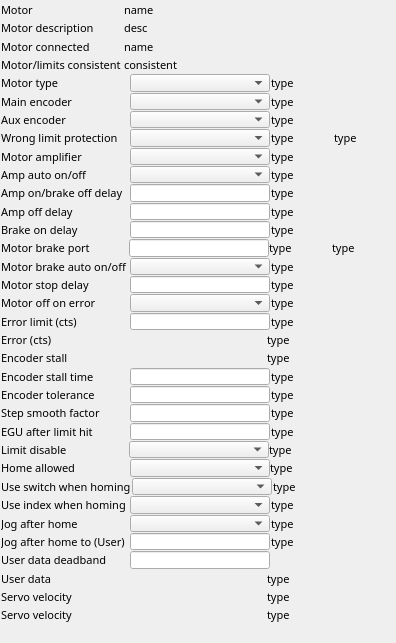
Before: the Qt Designer form GalilSup/op/ui/galil_motor_extras.ui in motorapp/Galil, drawn with Qt 5.
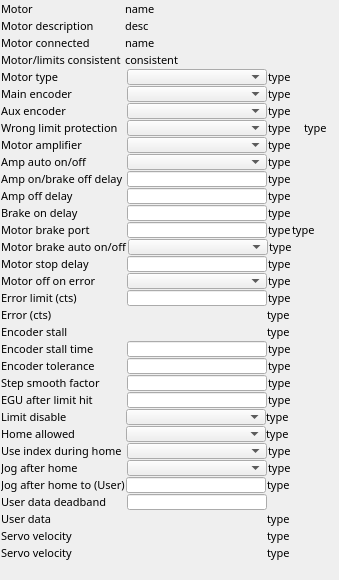
After: the same form once the commit is applied. Custom widgets are drawn as their Qt base class.

Patch:
```diff
--- a/GalilSup/op/ui/galil_motor_extras.ui
+++ b/GalilSup/op/ui/galil_motor_extras.ui
@@ -6,8 +6,8 @@
    <rect>
     <x>0</x>
     <y>0</y>
-    <width>396</width>
-    <height>643</height>
+    <width>339</width>
+    <height>552</height>
    </rect>
   </property>
   <property name="sizePolicy">
@@ -19,7 +19,7 @@
   <property name="windowTitle">
    <string>EFrame</string>
   </property>
-  <layout class="QVBoxLayout" name="verticalLayout" stretch="2,2,2,2,2,2,2,2,2,2,2,2,2,2,2,2,2,2,2,2,2,2,2,2,2,2,2,2,2,2,2,2,2,2,2">
+  <layout class="QVBoxLayout" name="verticalLayout" stretch="2,2,2,2,2,2,2,2,2,2,2,2,2,2,2,2,2,2,2,2,2,2,2,2,2,2,2,2,2,2,2,2,2,2">
    <property name="spacing">
     <number>1</number>
    </property>
@@ -50,7 +50,7 @@
        </property>
        <property name="minimumSize">
         <size>
-         <width>122</width>
+         <width>123</width>
          <height>14</height>
         </size>
        </property>
@@ -123,7 +123,7 @@
        </property>
        <property name="minimumSize">
         <size>
-         <width>122</width>
+         <width>123</width>
          <height>0</height>
         </size>
        </property>
@@ -196,7 +196,7 @@
        </property>
        <property name="minimumSize">
         <size>
-         <width>122</width>
+         <width>123</width>
          <height>0</height>
         </size>
        </property>
@@ -269,7 +269,7 @@
        </property>
        <property name="minimumSize">
         <size>
-         <width>122</width>
+         <width>123</width>
          <height>0</height>
         </size>
        </property>
@@ -345,7 +345,7 @@
        </property>
        <property name="minimumSize">
         <size>
-         <width>128</width>
+         <width>125</width>
          <height>0</height>
         </size>
        </property>
@@ -436,7 +436,7 @@
        </property>
        <property name="minimumSize">
         <size>
-         <width>128</width>
+         <width>125</width>
          <height>0</height>
         </size>
        </property>
@@ -527,7 +527,7 @@
        </property>
        <property name="minimumSize">
         <size>
-         <width>128</width>
+         <width>125</width>
          <height>0</height>
         </size>
        </property>
@@ -618,7 +618,7 @@
        </property>
        <property name="minimumSize">
         <size>
-         <width>128</width>
+         <width>125</width>
          <height>0</height>
         </size>
        </property>
@@ -741,7 +741,7 @@
        </property>
        <property name="minimumSize">
         <size>
-         <width>128</width>
+         <width>125</width>
          <height>0</height>
         </size>
        </property>
@@ -832,7 +832,7 @@
        </property>
        <property name="minimumSize">
         <size>
-         <width>128</width>
+         <width>125</width>
          <height>0</height>
         </size>
        </property>
@@ -923,7 +923,7 @@
        </property>
        <property name="minimumSize">
         <size>
-         <width>128</width>
+         <width>125</width>
          <height>0</height>
         </size>
        </property>
@@ -1017,7 +1017,7 @@
        </property>
        <property name="minimumSize">
         <size>
-         <width>128</width>
+         <width>125</width>
          <height>0</height>
         </size>
        </property>
@@ -1111,7 +1111,7 @@
        </property>
        <property name="minimumSize">
         <size>
-         <width>128</width>
+         <width>125</width>
          <height>0</height>
         </size>
        </property>
@@ -1191,9 +1191,9 @@
     </layout>
    </item>
    <item>
-    <layout class="QHBoxLayout" name="horizontalLayout_31">
+    <layout class="QHBoxLayout" name="horizontalLayout_31" stretch="0,0,0,0">
      <property name="spacing">
-      <number>0</number>
+      <number>1</number>
      </property>
      <item>
       <widget class="QLabel" name="label_18">
@@ -1205,7 +1205,13 @@
        </property>
        <property name="minimumSize">
         <size>
-         <width>128</width>
+         <width>125</width>
+         <height>0</height>
+        </size>
+       </property>
+       <property name="baseSize">
+        <size>
+         <width>0</width>
          <height>0</height>
         </size>
        </property>
@@ -1218,6 +1224,9 @@
        <property name="text">
         <string>Motor brake port</string>
        </property>
+       <property name="alignment">
+        <set>Qt::AlignLeading|Qt::AlignLeft|Qt::AlignVCenter</set>
+       </property>
       </widget>
      </item>
      <item>
@@ -1285,8 +1294,8 @@
      <item>
       <widget class="QELabel" name="qelabel_16">
        <property name="sizePolicy">
-        <sizepolicy hsizetype="Preferred" vsizetype="Preferred">
-         <horstretch>0</horstretch>
+        <sizepolicy hsizetype="Ignored" vsizetype="Preferred">
+         <horstretch>44</horstretch>
          <verstretch>0</verstretch>
         </sizepolicy>
        </property>
@@ -1327,7 +1336,7 @@
        </property>
        <property name="minimumSize">
         <size>
-         <width>128</width>
+         <width>125</width>
          <height>0</height>
         </size>
        </property>
@@ -1418,7 +1427,7 @@
        </property>
        <property name="minimumSize">
         <size>
-         <width>128</width>
+         <width>125</width>
          <height>0</height>
         </size>
        </property>
@@ -1512,7 +1521,7 @@
        </property>
        <property name="minimumSize">
         <size>
-         <width>128</width>
+         <width>125</width>
          <height>0</height>
         </size>
        </property>
@@ -1603,7 +1612,7 @@
        </property>
        <property name="minimumSize">
         <size>
-         <width>128</width>
+         <width>125</width>
          <height>0</height>
         </size>
        </property>
@@ -1817,7 +1826,7 @@
        </property>
        <property name="minimumSize">
         <size>
-         <width>128</width>
+         <width>125</width>
          <height>0</height>
         </size>
        </property>
@@ -1911,7 +1920,7 @@
        </property>
        <property name="minimumSize">
         <size>
-         <width>128</width>
+         <width>125</width>
          <height>0</height>
         </size>
        </property>
@@ -2005,7 +2014,7 @@
        </property>
        <property name="minimumSize">
         <size>
-         <width>128</width>
+         <width>125</width>
          <height>0</height>
         </size>
        </property>
@@ -2099,7 +2108,7 @@
        </property>
        <property name="minimumSize">
         <size>
-         <width>128</width>
+         <width>125</width>
          <height>0</height>
         </size>
        </property>
@@ -2193,7 +2202,7 @@
        </property>
        <property name="minimumSize">
         <size>
-         <width>128</width>
+         <width>125</width>
          <height>0</height>
         </size>
        </property>
@@ -2284,7 +2293,7 @@
        </property>
        <property name="minimumSize">
         <size>
-         <width>129</width>
+         <width>125</width>
          <height>0</height>
         </size>
        </property>
@@ -2360,97 +2369,6 @@
      </item>
     </layout>
    </item>
-   <item>
-    <layout class="QHBoxLayout" name="horizontalLayout_32">
-     <property name="spacing">
-      <number>1</number>
-     </property>
-     <item>
-      <widget class="QLabel" name="label_33">
-       <property name="sizePolicy">
-        <sizepolicy hsizetype="Fixed" vsizetype="Preferred">
-         <horstretch>0</horstretch>
-         <verstretch>0</verstretch>
-        </sizepolicy>
-       </property>
-       <property name="minimumSize">
-        <size>
-         <width>128</width>
-         <height>0</height>
-        </size>
-       </property>
-       <property name="font">
-        <font>
-         <family>Abyssinica SIL</family>
-         <pointsize>8</pointsize>
-        </font>
-       </property>
-       <property name="text">
-        <string>Use switch when homing</string>
-       </property>
-      </widget>
-     </item>
-     <item>
-      <widget class="QEComboBox" name="qecombobox_12">
-       <property name="sizePolicy">
-        <sizepolicy hsizetype="Fixed" vsizetype="Preferred">
-         <horstretch>0</horstretch>
-         <verstretch>0</verstretch>
-        </sizepolicy>
-       </property>
-       <property name="minimumSize">
-        <size>
-         <width>140</width>
-         <height>1</height>
-        </size>
-       </property>
-       <property name="maximumSize">
-        <size>
-         <width>140</width>
-         <height>16777215</height>
-        </size>
-       </property>
-       <property name="font">
-        <font>
-         <family>Abyssinica SIL</family>
-         <pointsize>8</pointsize>
-        </font>
-       </property>
-       <property name="variable" stdset="0">
-        <string>$(DMC)$(M)_USWITCH_CMD</string>
-       </property>
-      </widget>
-     </item>
-     <item>
-      <widget class="QELabel" name="qelabel_33">
-       <property name="sizePolicy">
-        <sizepolicy hsizetype="Minimum" vsizetype="Preferred">
-         <horstretch>0</horstretch>
-         <verstretch>0</verstretch>
-        </sizepolicy>
-       </property>
-       <property name="font">
-        <font>
-         <family>Abyssinica SIL</family>
-         <pointsize>8</pointsize>
-        </font>
-       </property>
-       <property name="layoutDirection">
-        <enum>Qt::LeftToRight</enum>
-       </property>
-       <property name="alignment">
-        <set>Qt::AlignLeading|Qt::AlignLeft|Qt::AlignVCenter</set>
-       </property>
-       <property name="variable" stdset="0">
-        <string>$(DMC)$(M)_USWITCH_STATUS</string>
-       </property>
-       <property name="text">
-        <string>type</string>
-       </property>
-      </widget>
-     </item>
-    </layout>
-   </item>
    <item>
     <layout class="QHBoxLayout" name="horizontalLayout_24">
      <property name="spacing">
@@ -2466,7 +2384,7 @@
        </property>
        <property name="minimumSize">
         <size>
-         <width>128</width>
+         <width>125</width>
          <height>0</height>
         </size>
        </property>
@@ -2477,7 +2395,7 @@
         </font>
        </property>
        <property name="text">
-        <string>Use index when homing</string>
+        <string>Use index during home</string>
        </property>
       </widget>
      </item>
@@ -2557,7 +2475,7 @@
        </property>
        <property name="minimumSize">
         <size>
-         <width>128</width>
+         <width>125</width>
          <height>0</height>
         </size>
        </property>
@@ -2648,7 +2566,7 @@
        </property>
        <property name="minimumSize">
         <size>
-         <width>128</width>
+         <width>124</width>
          <height>0</height>
         </size>
        </property>
@@ -2742,7 +2660,7 @@
        </property>
        <property name="minimumSize">
         <size>
-         <width>128</width>
+         <width>125</width>
          <height>0</height>
         </size>
        </property>
```
